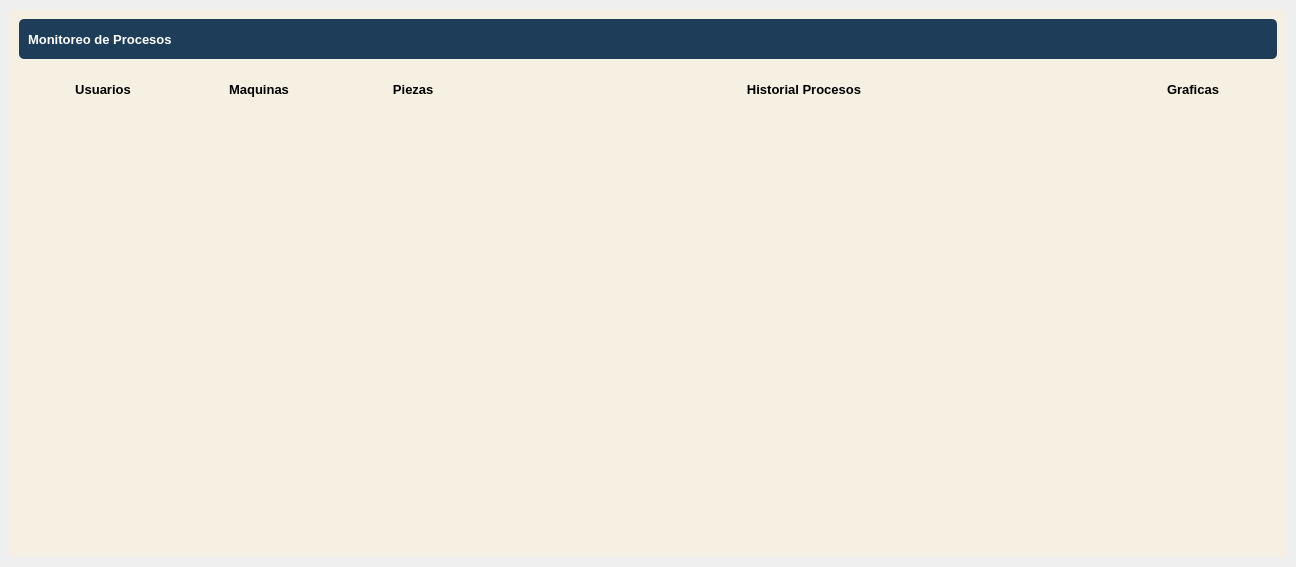
The window that ui_files/main_window.ui (AdrianDali/PyAdministracion) describes before a commit, drawn with Qt 5.
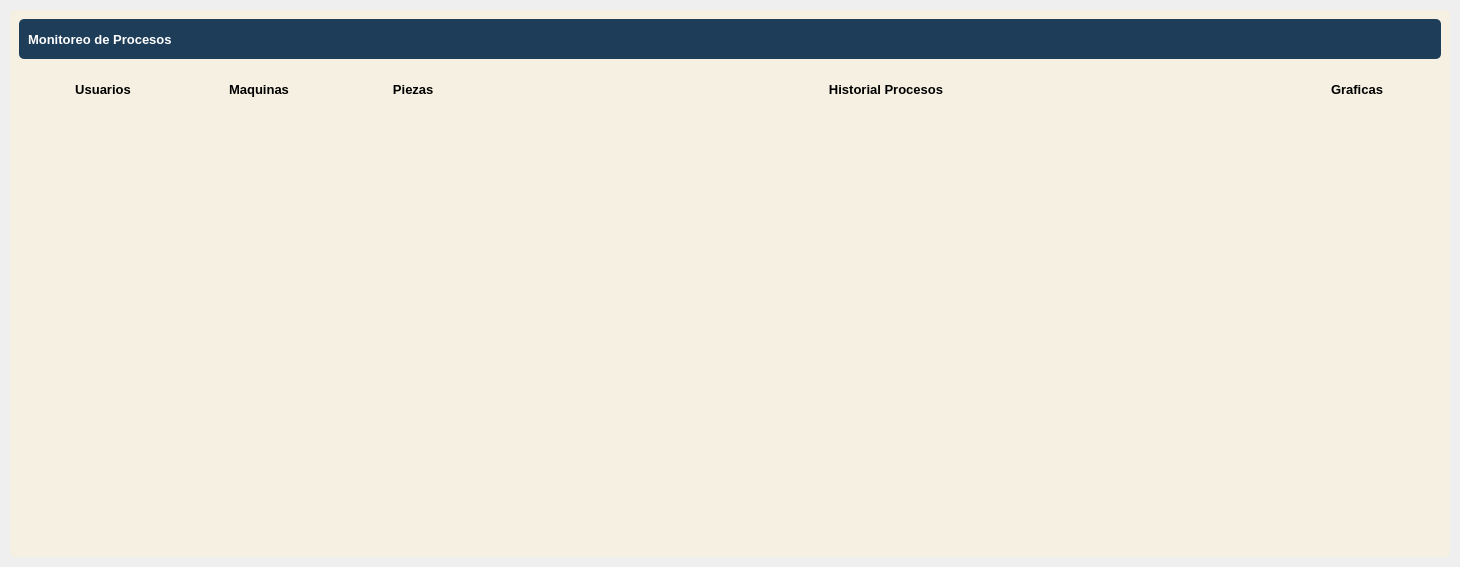
The same window after the commit. Icons and pictures are not drawn.

```diff
--- a/ui_files/main_window.ui
+++ b/ui_files/main_window.ui
@@ -6,7 +6,7 @@
    <rect>
     <x>0</x>
     <y>0</y>
-    <width>1296</width>
+    <width>1460</width>
     <height>567</height>
    </rect>
   </property>
```
Left out of the diff: 10 changed lines with no effect on the pictures.
